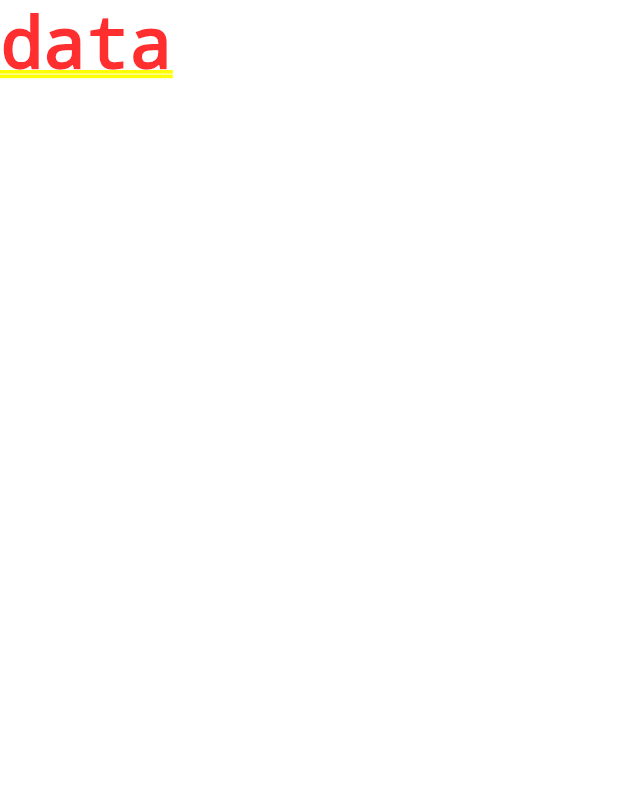
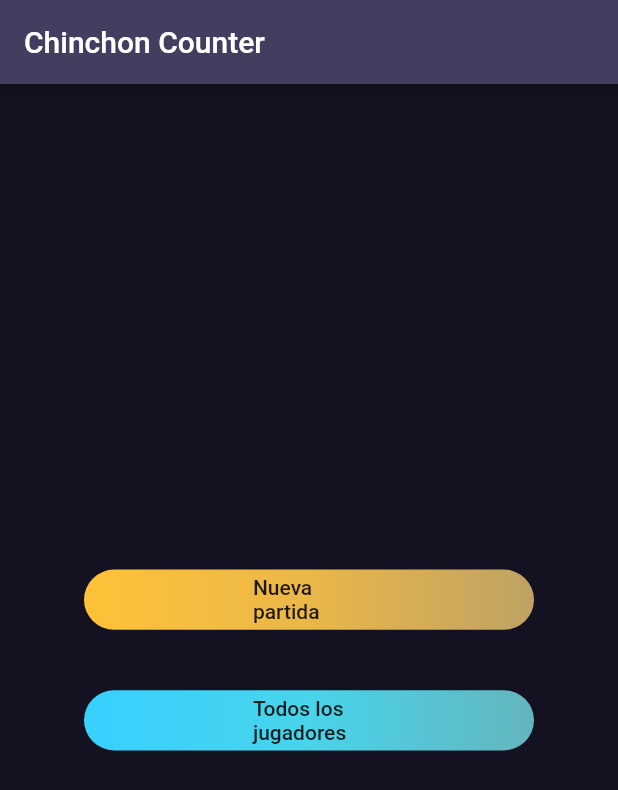
Before and after one commit to v-cardona/chinchon_counter, a Flutter app: the screen it shows after launch, on a phone screen of 412 x 824 dp. Shown: the top 790 px of the screen. Run offline on Flutter 3.47's test engine with Material 2 defaults, Android fonts, the phone set to English and light mode, and no system bars; our stand-ins replace get_it; missing offline and left inert: pedantic.

Commit message:
added ui homeScreen

```diff
--- a/assets/languages/es.json
+++ b/assets/languages/es.json
@@ -1,4 +1,7 @@
 {
-  "appTitle": "Chinchon Counter"
+  "appTitle": "Chinchon Counter",
 
+  "newGame": "Nueva partida",
+  "continueGame": "Reanudar partida",
+  "allPlayers": "Todos los jugadores"
 }
--- a/lib/common/constants/translation_constants.dart
+++ b/lib/common/constants/translation_constants.dart
@@ -2,5 +2,8 @@ class TranslationConstants {
   TranslationConstants._();
 
   static const String appTitle = 'appTitle';
+  static const String newGame = 'newGame';
+  static const String continueGame = 'continueGame';
+  static const String allPlayers = 'allPlayers';
 
 }
--- a/lib/presentation/chinchon_counter_app.dart
+++ b/lib/presentation/chinchon_counter_app.dart
@@ -1,5 +1,7 @@
 import 'package:chinchon_counter/common/constants/languages.dart';
 import 'package:chinchon_counter/common/constants/translation_constants.dart';
+import 'package:chinchon_counter/presentation/journeys/home/home_screen.dart';
+import 'package:chinchon_counter/presentation/themes/app_color.dart';
 import 'package:flutter/material.dart';
 import 'package:flutter_localizations/flutter_localizations.dart';
 
@@ -13,6 +15,13 @@ class ChinchonCounterApp extends StatelessWidget {
     return MaterialApp(
         debugShowCheckedModeBanner: false,
         title: TranslationConstants.appTitle,
+        theme: ThemeData(
+          primaryColor: AppColor.mulledWine,
+          accentColor: AppColor.screaminGreen,
+          scaffoldBackgroundColor: AppColor.vulcan,
+          unselectedWidgetColor: AppColor.screaminGreen,
+          visualDensity: VisualDensity.adaptivePlatformDensity,
+        ),
         supportedLocales:
             Languages.languages.map((e) => Locale(e.code)).toList(),
         locale: Locale('es'),
@@ -21,6 +30,6 @@ class ChinchonCounterApp extends StatelessWidget {
           GlobalMaterialLocalizations.delegate,
           GlobalWidgetsLocalizations.delegate
         ],
-        home: Text('data'));
+        home: HomeScreen());
   }
 }
--- /dev/null
+++ b/lib/presentation/journeys/home/dashboard_button.dart
@@ -0,0 +1,35 @@
+import 'package:chinchon_counter/common/constants/size_constants.dart';
+import 'package:chinchon_counter/common/extensions/size_extensions.dart';
+import 'package:chinchon_counter/common/extensions/string_extensions.dart';
+import 'package:flutter/material.dart';
+
+class DashboardButton extends StatelessWidget {
+
+  final String text;
+  final List<Color> colorsGradient;
+  final Function onPressed;
+
+  const DashboardButton({Key key, @required this.text, @required this.colorsGradient, @required this.onPressed}) : super(key: key);
+
+  @override
+  Widget build(BuildContext context) {
+    return Container(
+        decoration: BoxDecoration(
+            gradient: LinearGradient(
+                colors: colorsGradient),
+            borderRadius: BorderRadius.all(Radius.circular(Sizes.dimen_20.w))),
+        padding: EdgeInsets.symmetric(
+          horizontal: Sizes.dimen_50.w,
+        ),
+        margin: EdgeInsets.symmetric(vertical: Sizes.dimen_10.h),
+        height: Sizes.dimen_20.h,
+        width: Sizes.dimen_300,
+        child: FlatButton(
+          onPressed: onPressed,
+          child: Text(
+            text.translate(context),
+            style: Theme.of(context).textTheme.button,
+          ),
+        ));
+  }
+}
--- /dev/null
+++ b/lib/presentation/journeys/home/home_screen.dart
@@ -0,0 +1,42 @@
+import 'package:chinchon_counter/common/constants/translation_constants.dart';
+import 'package:chinchon_counter/common/extensions/string_extensions.dart';
+import 'package:chinchon_counter/presentation/journeys/home/dashboard_button.dart';
+import 'package:chinchon_counter/presentation/themes/app_color.dart';
+import 'package:flutter/material.dart';
+
+class HomeScreen extends StatelessWidget {
+  const HomeScreen({Key key}) : super(key: key);
+
+  @override
+  Widget build(BuildContext context) {
+    return Scaffold(
+      appBar: AppBar(
+        title: Text(TranslationConstants.appTitle.translate(context)),
+      ),
+      body: Align(
+        alignment: Alignment.center,
+        child: Column(
+          mainAxisAlignment: MainAxisAlignment.center,
+          children: [
+            DashboardButton(
+                text: TranslationConstants.newGame,
+                colorsGradient: [
+                  AppColor.sunglow,
+                  AppColor.tulipTree,
+                  AppColor.husk
+                ],
+                onPressed: () {}),
+            DashboardButton(
+                text: TranslationConstants.allPlayers,
+                colorsGradient: [
+                  AppColor.dodgerBlue,
+                  AppColor.pictonBlue,
+                  AppColor.fountainBlue
+                ],
+                onPressed: () {}),
+          ],
+        ),
+      ),
+    );
+  }
+}
--- /dev/null
+++ b/lib/presentation/themes/app_color.dart
@@ -0,0 +1,16 @@
+import 'package:flutter/material.dart';
+
+class AppColor {
+  const AppColor._();
+
+  static const Color vulcan = Color(0xFF141221);
+  static const Color mulledWine = Color(0xFF433E60);
+  static const Color sunglow = Color(0xFFFFC138);
+  static const Color tulipTree = Color(0xFFEAB748);
+  static const Color husk = Color(0xFFBEA264);
+  static const Color dodgerBlue = Color(0xFF38D0FF);
+  static const Color pictonBlue = Color(0xFF48D4EA);
+  static const Color fountainBlue = Color(0xFF64B5BE);
+  static const Color heliotrope = Color(0xFFD438FF);
+  static const Color screaminGreen = Color(0xFF5AFC5E);
+}
--- /dev/null
+++ b/lib/presentation/themes/theme_text.dart
@@ -0,0 +1,12 @@
+import 'package:flutter/material.dart';
+class ThemeText {
+  const ThemeText._();
+
+}
+
+extension ThemeTextExtension on TextTheme {
+
+  TextStyle get greyCaption => caption.copyWith(
+    color: Colors.grey
+  );
+}
```
